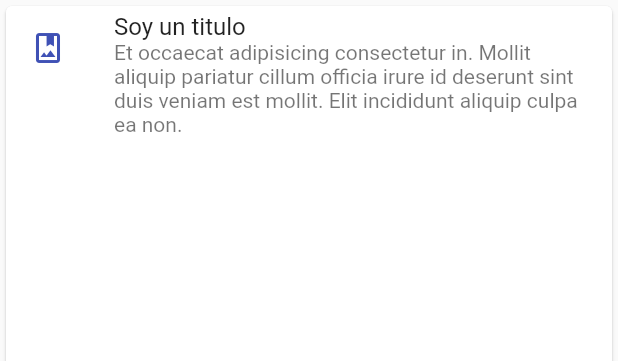
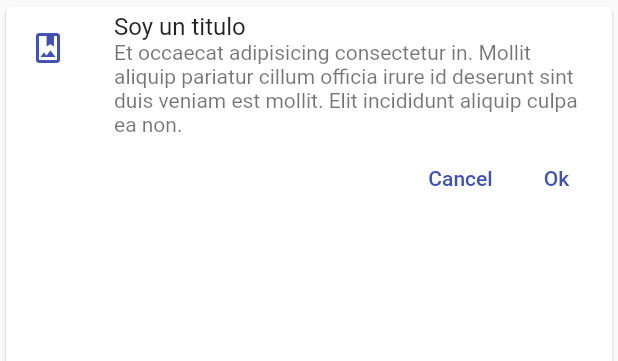
Before and after one commit to danmcode/flutter-projects-course, a Flutter app: the CustomCardType1 widget shown alone on an empty page, opened directly, on a phone screen of 412 x 824 dp. Shown: the top 361 px of the screen. Run offline on Flutter 3.47's test engine with Material 2 defaults, Android fonts, the light colour scheme and no system bars; network calls fail.

```diff
--- a/fl_components/lib/screens/card_screen.dart
+++ b/fl_components/lib/screens/card_screen.dart
@@ -17,6 +17,10 @@ class CardScreen extends StatelessWidget {
         ),
         children: const [
           CustomCardType1(),
+          SizedBox(
+            height: 10,
+          ),
+          CustomCardType2(),
         ],
       ),
     );
--- a/fl_components/lib/themes/app_theme.dart
+++ b/fl_components/lib/themes/app_theme.dart
@@ -5,9 +5,17 @@ class AppTheme {
 
   static final ThemeData lightTeme = ThemeData.light().copyWith(
     primaryColor: primary, // Color primario
+    // AppBar Theme
     appBarTheme: const AppBarTheme(
       color: primary,
       elevation: 0,
     ),
+
+    // TextButton Theme
+    textButtonTheme: TextButtonThemeData(
+      style: TextButton.styleFrom(
+        primary: primary,
+      ),
+    ),
   );
 }
--- a/fl_components/lib/widgets/custom_card_type_1.dart
+++ b/fl_components/lib/widgets/custom_card_type_1.dart
@@ -10,8 +10,8 @@ class CustomCardType1 extends StatelessWidget {
   Widget build(BuildContext context) {
     return Card(
       child: Column(
-        children: const [
-          ListTile(
+        children: [
+          const ListTile(
             leading: Icon(
               Icons.photo_album_outlined,
               color: AppTheme.primary,
@@ -19,6 +19,22 @@ class CustomCardType1 extends StatelessWidget {
             title: Text('Soy un titulo'),
             subtitle: Text(
                 'Et occaecat adipisicing consectetur in. Mollit aliquip pariatur cillum officia irure id deserunt sint duis veniam est mollit. Elit incididunt aliquip culpa ea non.'),
+          ),
+          Padding(
+            padding: const EdgeInsets.only(right: 5),
+            child: Row(
+              mainAxisAlignment: MainAxisAlignment.end,
+              children: [
+                TextButton(
+                  onPressed: () {},
+                  child: const Text('Cancel'),
+                ),
+                TextButton(
+                  onPressed: () {},
+                  child: const Text('Ok'),
+                ),
+              ],
+            ),
           )
         ],
       ),
--- a/fl_components/lib/widgets/widgets.dart
+++ b/fl_components/lib/widgets/widgets.dart
@@ -1 +1,2 @@
 export 'package:fl_components/widgets/custom_card_type_1.dart';
+export 'package:fl_components/widgets/custom_card_type_2.dart';
--- a/fl_components/pubspec.yaml
+++ b/fl_components/pubspec.yaml
@@ -58,8 +58,8 @@ flutter:
   uses-material-design: true
 
   # To add assets to your application, add an assets section, like this:
-  # assets:
-  #   - images/a_dot_burr.jpeg
+  assets:
+     - assets/
   #   - images/a_dot_ham.jpeg
 
   # An image asset can refer to one or more resolution-specific "variants", see
```
Also changed, not shown: fl_components/lib/widgets/custom_card_type_2.dart (added, +21 -0 lines), fl_components/jar-loading.gif (added), fl_components/pubspec.lock.
